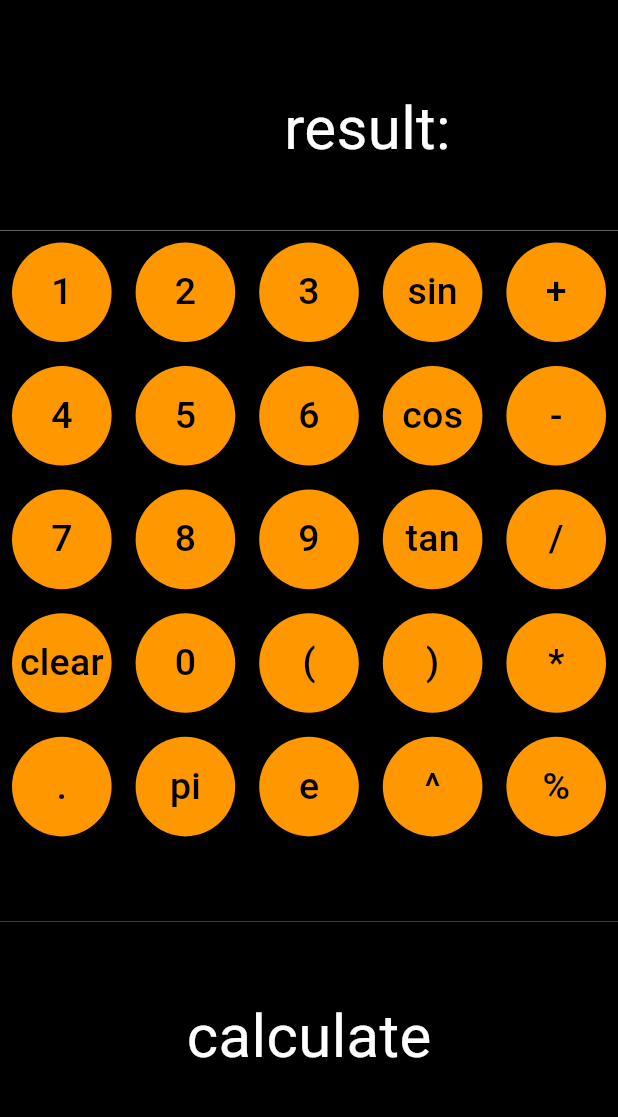
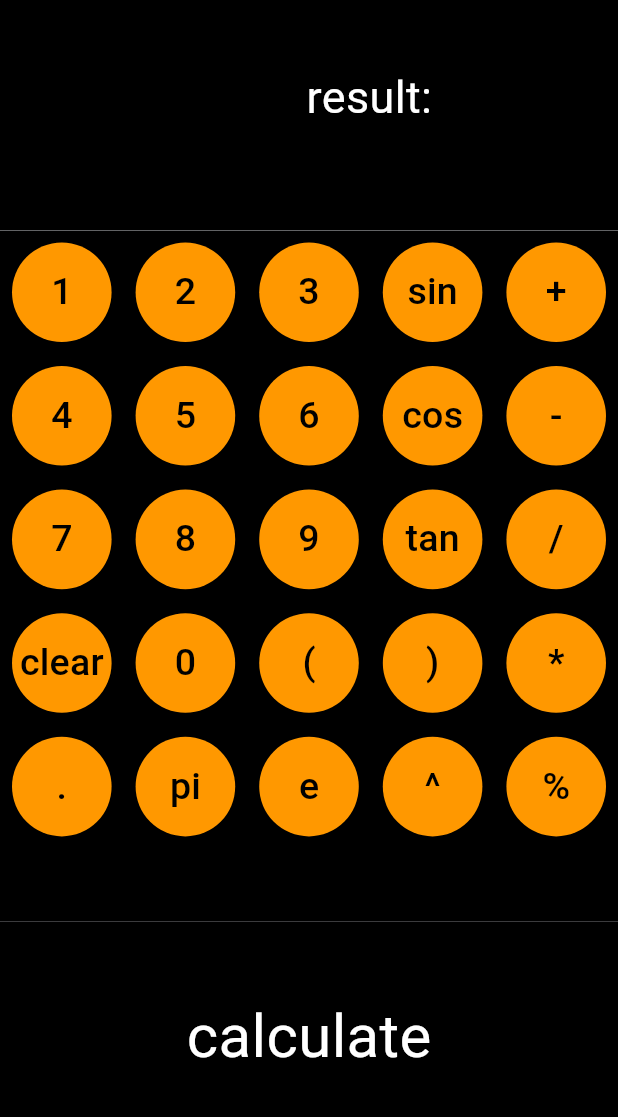
Before and after one commit to abhayagarwal123/calculator, a Flutter app: the screen it shows after launch, on a phone screen of 412 x 824 dp, the part 84-1201 px from its top. Run offline on Flutter 3.47's test engine with Material 2 defaults, Android fonts, the phone set to English and light mode, and no system bars; missing offline and left inert: function_tree.

Commit message:
Update main.dart

```diff
--- a/lib/main.dart
+++ b/lib/main.dart
@@ -72,8 +72,8 @@ var value=['1','2','3','sin','+','4','5','6','cos','-','7','8','9',
                      color: Colors.black,
 child: Center(child: Column(
   children: [
-        Text(s,style: TextStyle(fontSize: 40,color: Colors.white),),
-    Text('result: $res',style: TextStyle(fontSize: 40,color: Colors.white,),),
+        Text(s,style: TextStyle(fontSize: 30,color: Colors.white),),
+    Text('result: $res',style: TextStyle(fontSize: 30,color: Colors.white,),),
   ],
 )),
              ),
```
